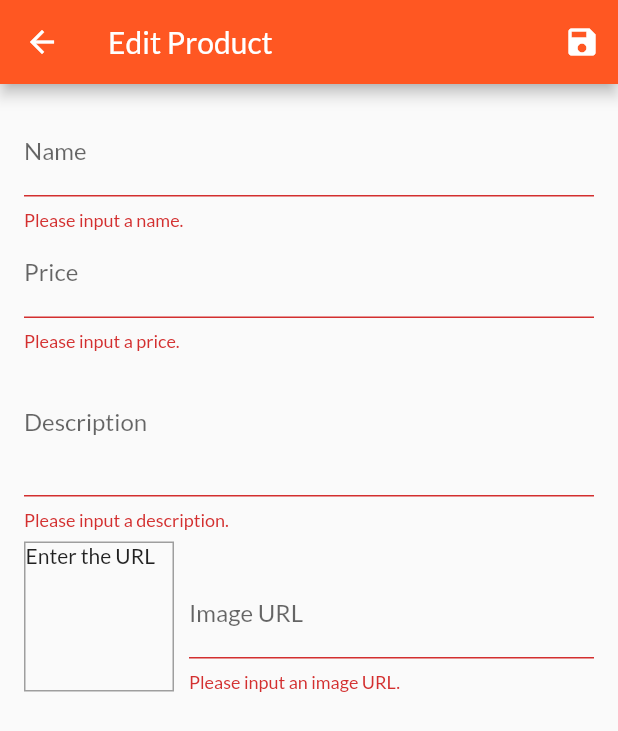
After one commit to davdmoo/flutter_shop_app, a Flutter app: the EditProductScreen screen opened by its route, after a tap on the "save" icon, on a phone screen of 412 x 824 dp. The commit adds this screen. Shown: the top 731 px of the screen. Run offline on Flutter 3.47's test engine with Material 2 defaults, Android fonts, the phone set to English and light mode, and no system bars; network calls fail.

Commit message:
Feat: add new product and edit products

```diff
--- a/lib/main.dart
+++ b/lib/main.dart
@@ -2,9 +2,11 @@ import 'package:flutter/material.dart';
 import "package:provider/provider.dart";
 
 import "./screens/products_overview_screen.dart";
+import "./screens/edit_products_screen.dart";
 import "./screens/product_detail_screen.dart";
 import "./screens/cart_screen.dart";
 import "./screens/orders_screen.dart";
+import "./screens/user_products_screen.dart";
 import "./providers/products_provider.dart";
 import "./providers/cart.dart";
 import "./providers/orders.dart";
@@ -43,6 +45,8 @@ class MyApp extends StatelessWidget {
           ProductDetail.routeName: (ctx) => ProductDetail(),
           CartScreen.routeName: (ctx) => CartScreen(),
           OrdersScreen.routeName: (ctx) => OrdersScreen(),
+          UserProductsScreen.routeName: (ctx) => UserProductsScreen(),
+          EditProductScreen.routeName: (ctx) => EditProductScreen(),
         },
       ),
     );
--- a/lib/providers/products_provider.dart
+++ b/lib/providers/products_provider.dart
@@ -65,8 +65,28 @@ class Products with ChangeNotifier {
   //   notifyListeners();
   // }
 
-  void addProduct() {
+  void addProduct(Product product) {
+    final newProduct = Product(
+      id: DateTime.now().toString(),
+      name: product.name,
+      price: product.price,
+      description: product.description,
+      imageUrl: product.imageUrl,
+    );
+
+    _items.add(newProduct);
 
     notifyListeners();
   }
+
+  void updateProduct(String id, Product productBody) {
+    final prodIndex = _items.indexWhere((product) => product.id == id);
+
+    if (prodIndex >= 0) {
+      _items[prodIndex] = productBody;
+
+      notifyListeners();
+    }
+
+  }
 }
--- /dev/null
+++ b/lib/screens/edit_products_screen.dart
@@ -0,0 +1,273 @@
+import "package:flutter/material.dart";
+import "package:provider/provider.dart";
+
+import "../providers/product.dart";
+import "../providers/products_provider.dart";
+
+class EditProductScreen extends StatefulWidget {
+  static const routeName = "/edit-product";
+
+  @override
+  _EditProductScreenState createState() => _EditProductScreenState();
+}
+
+class _EditProductScreenState extends State<EditProductScreen> {
+  final _priceFocusNode = FocusNode();
+  final _descriptionFocusNode = FocusNode();
+  final _imageUrlFocusNode = FocusNode();
+  final _imageUrlController = TextEditingController();
+  final _form = GlobalKey<FormState>();
+  var _editedProduct = Product(
+    id: null,
+    name: "",
+    price: 0,
+    description: "",
+    imageUrl: "",
+  );
+  var _isInit = false;
+  var _initValues = {
+    "name": "",
+    "price": "",
+    "description": "",
+    "imageUrl": "",
+  };
+
+  @override
+  void initState() {
+    super.initState();
+    _isInit = true;
+
+    _imageUrlFocusNode.addListener(_updateImage);
+  }
+
+  @override
+  void didChangeDependencies() {
+    super.didChangeDependencies();
+
+    if (_isInit) {
+      final productId = ModalRoute.of(context).settings.arguments as String;
+      if (productId != null) {
+        _editedProduct = Provider.of<Products>(context, listen: false).findById(productId);
+        _initValues = {
+          "name": _editedProduct.name,
+          "price": _editedProduct.price.toString(),
+          "description": _editedProduct.description,
+          "imageUrl": "",
+        };
+        _imageUrlController.text = _editedProduct.imageUrl;
+      }
+    }
+
+    _isInit = false;
+  }
+
+  void _updateImage() {
+    if (!_imageUrlFocusNode.hasFocus) {
+      if (_imageUrlController.text.isEmpty || !_imageUrlController.text.startsWith("http") && !_imageUrlController.text.startsWith("https")) {
+        return;
+      }
+      setState(() {});
+    }
+  }
+
+  void _saveForm() {
+    final isValid = _form.currentState.validate();
+
+    if (!isValid) return;
+
+    _form.currentState.save();
+    if (_editedProduct.id != null) {
+      Provider.of<Products>(context, listen: false).updateProduct(_editedProduct.id, _editedProduct);
+    } else {
+      Provider.of<Products>(context, listen: false).addProduct(_editedProduct);
+    }
+
+    Navigator.of(context).pop();
+  }
+
+  @override
+  void dispose() {
+    super.dispose();
+
+    // focus nodes and controllers have to be disposed after use to prevent memory leaks
+    _imageUrlFocusNode.removeListener(_updateImage);
+    _priceFocusNode.dispose();
+    _descriptionFocusNode.dispose();
+    _imageUrlController.dispose();
+    _imageUrlFocusNode.dispose();
+  }
+
+  @override
+  Widget build(BuildContext context) {
+    return Scaffold(
+      appBar: AppBar(
+        title: const Text("Edit Product"),
+        actions: <Widget>[
+          IconButton(
+            icon: Icon(Icons.save),
+            onPressed: _saveForm,
+          ),
+        ],
+      ),
+      body: Padding(
+        padding: const EdgeInsets.all(16.0),
+        child: Form(
+          key: _form,
+          child: SingleChildScrollView(
+            child: Column(
+              children: <Widget>[
+                TextFormField(
+                  initialValue: _initValues["name"],
+                  decoration: InputDecoration(labelText: "Name"),
+                  textInputAction: TextInputAction.next,
+                  validator: (value) {
+                    if (value.isEmpty) return "Please input a name.";
+
+                    return null;
+                  },
+                  // this below makes sure the next button on keyboard directs user
+                  // to price input
+                  onFieldSubmitted: (_) {
+                    FocusScope.of(context).requestFocus(_priceFocusNode);
+                  },
+                  onSaved: (value) {
+                    _editedProduct = Product(
+                      id: _editedProduct.id,
+                      name: value,
+                      price: _editedProduct.price,
+                      imageUrl: _editedProduct.imageUrl,
+                      description: _editedProduct.description,
+                      isFavorite: _editedProduct.isFavorite,
+                    );
+                  },
+                ),
+                TextFormField(
+                  initialValue: _initValues["price"],
+                  decoration: InputDecoration(labelText: "Price"),
+                  validator: (value) {
+                    if (value.isEmpty) return "Please input a price.";
+                    if (double.tryParse(value) == null)
+                      return "Please input a valid number.";
+                    if (double.parse(value) <= 0)
+                      return "Please input a number higher than 0";
+
+                    return null;
+                  },
+                  textInputAction: TextInputAction.next,
+                  keyboardType: TextInputType.number,
+                  focusNode: _priceFocusNode,
+                  onFieldSubmitted: (_) {
+                    FocusScope.of(context).requestFocus(_descriptionFocusNode);
+                  },
+                  onSaved: (value) {
+                    _editedProduct = Product(
+                      id: _editedProduct.id,
+                      name: _editedProduct.name,
+                      price: double.parse(value),
+                      imageUrl: _editedProduct.imageUrl,
+                      description: _editedProduct.description,
+                      isFavorite: _editedProduct.isFavorite,
+                    );
+                  },
+                ),
+                TextFormField(
+                  initialValue: _initValues["description"],
+                    decoration: InputDecoration(labelText: "Description"),
+                    validator: (value) {
+                      if (value.isEmpty) return "Please input a description.";
+                      if (value.length < 20) return "Minimum character is 20";
+
+                      return null;
+                    },
+                    maxLines: 3,
+                    keyboardType:
+                        TextInputType.multiline, // adds "new line" on keyboard
+                    textInputAction: TextInputAction.newline,
+                    focusNode: _descriptionFocusNode,
+                    onSaved: (value) {
+                      _editedProduct = Product(
+                        id: _editedProduct.id,
+                        name: _editedProduct.name,
+                        price: _editedProduct.price,
+                        imageUrl: _editedProduct.imageUrl,
+                        description: value,
+                        isFavorite: _editedProduct.isFavorite,
+                      );
+                    }),
+                Row(
+                  crossAxisAlignment: CrossAxisAlignment.end,
+                  children: <Widget>[
+                    Container(
+                      width: 100,
+                      height: 100,
+                      margin: EdgeInsets.only(top: 8, right: 10),
+                      decoration: BoxDecoration(
+                        border: Border.all(width: 1, color: Colors.grey),
+                      ),
+                      child: _imageUrlController.text.isEmpty
+                          ? Text("Enter the URL")
+                          : FittedBox(
+                              child: Image.network(_imageUrlController.text,
+                                  fit: BoxFit.cover),
+                            ),
+                    ),
+                    Expanded(
+                      child: TextFormField(
+                        decoration: InputDecoration(labelText: 'Image URL'),
+                        validator: (value) {
+                          if (value.isEmpty)
+                            return "Please input an image URL.";
+                          if (!value.startsWith("http") &&
+                              !value.startsWith("https")) {
+                            return "Please input a valid URL.";
+                          }
+
+                          return null;
+                        },
+                        keyboardType: TextInputType.url,
+                        textInputAction: TextInputAction.done,
+                        controller: _imageUrlController,
+                        focusNode: _imageUrlFocusNode,
+                        onFieldSubmitted: (_) {
+                          // onFieldSubmitted accepts a function with string arg
+                          // so anonymous function is needed here
+                          _saveForm();
+                        },
+                        onEditingComplete: () {
+                          setState(() {});
+                        },
+                        onSaved: (value) {
+                          _editedProduct = Product(
+                            id: _editedProduct.id,
+                            name: _editedProduct.name,
+                            price: _editedProduct.price,
+                            imageUrl: value,
+                            description: _editedProduct.description,
+                            isFavorite: _editedProduct.isFavorite,
+                          );
+                        },
+                      ),
+                    ),
+                  ],
+                ),
+              ],
+            ),
+          ),
+        ),
+      ),
+    );
+  }
+}
+
+
+  // Expanded(
+  //   child: TextFormField(
+  //     decoration: InputDecoration(labelText: 'Image URL'),
+  //     keyboardType: TextInputType.url,
+  //     textInputAction: TextInputAction.done,
+  //     controller: _imageUrlController,
+  //     onEditingComplete: () {
+  //       setState(() {});
+  //     },
+  //   )
+  // ),
```
Also changed, not shown: lib/providers/cart.dart (+20 -0 lines), lib/screens/user_products_screen.dart (added, +49 -0 lines), lib/widgets/cart_item.dart (+26 -0 lines), lib/widgets/main_drawer.dart (+8 -0 lines), lib/widgets/product_item.dart (+15 -1 lines), lib/widgets/user_product_item.dart (added, +43 -0 lines).
